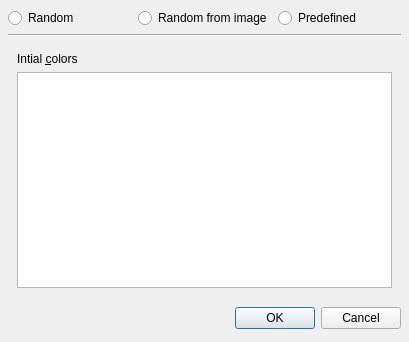
Old version of the form 3rd-party/cove/app/colorseditform.ui in the repository OpenOrienteering/mapper.
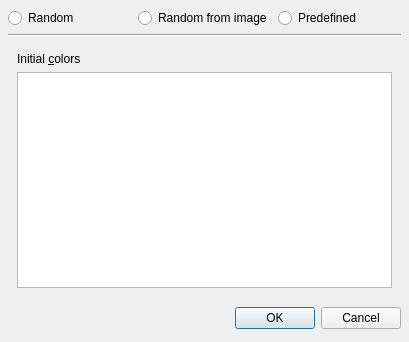
New version of the form.

Diff of the .ui file:
```diff
--- a/3rd-party/cove/app/colorseditform.ui
+++ b/3rd-party/cove/app/colorseditform.ui
@@ -90,7 +90,7 @@
       <item>
        <widget class="QLabel" name="label" >
         <property name="text" >
-         <string>Intial &amp;colors</string>
+         <string>Initial &amp;colors</string>
         </property>
         <property name="textFormat" >
          <enum>Qt::PlainText</enum>
```
Left out of the diff: 4 changed lines with no effect on the pictures.
